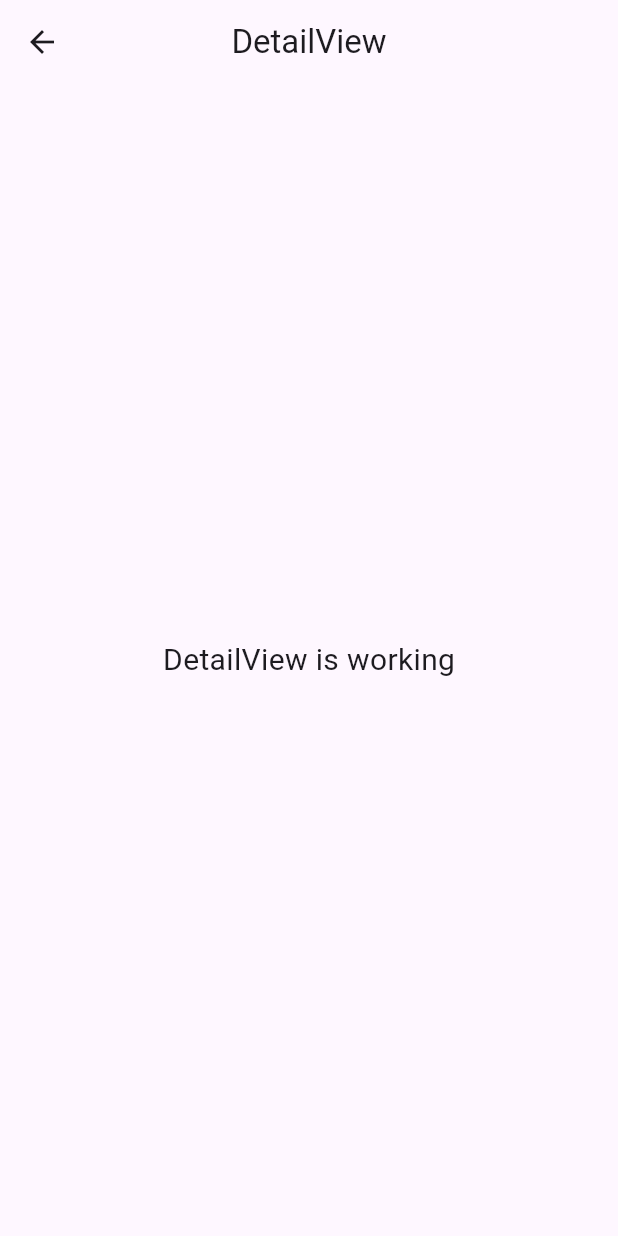
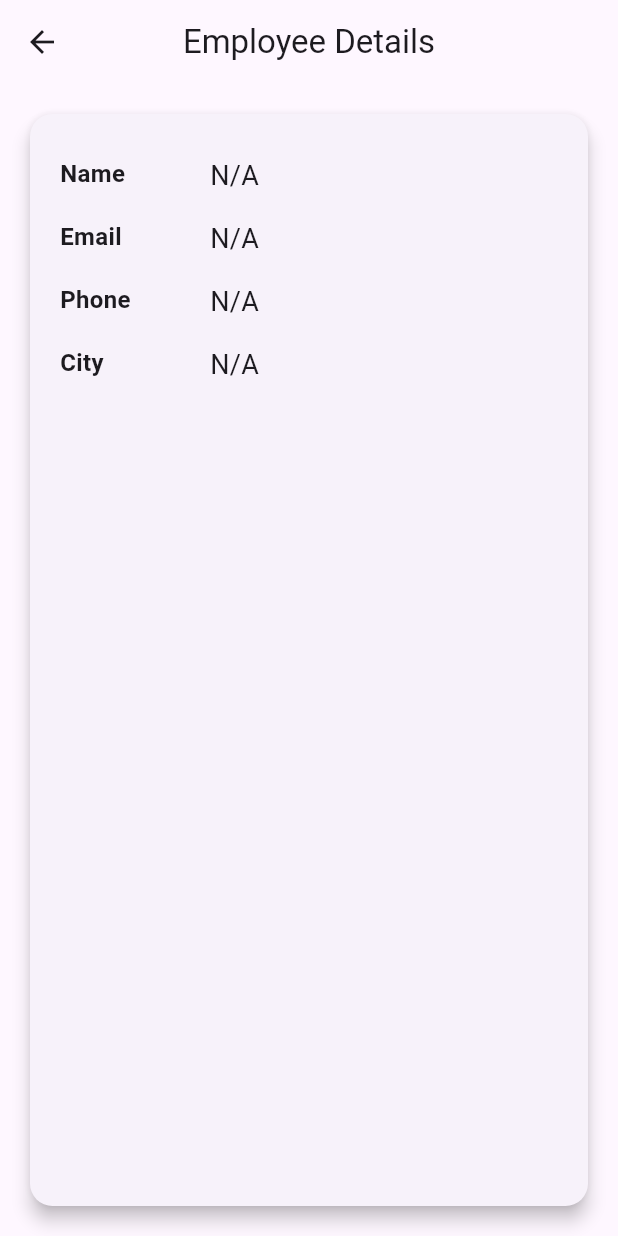
Before and after one commit to jishnulal-crypto/toobler_machine_test, a Flutter app: the DetailView screen opened by its route, on a phone screen of 412 x 824 dp. Run offline on Flutter 3.47's test engine with Material 3 defaults, Android fonts, the phone set to English and light mode, and no system bars; our stand-ins replace flutter_screenutil, get; network calls fail.

Commit message:
detail_page added

```diff
--- a/project/lib/app/modules/detail/controllers/detail_controller.dart
+++ b/project/lib/app/modules/detail/controllers/detail_controller.dart
@@ -1,11 +1,24 @@
+import 'dart:convert';
+
 import 'package:get/get.dart';
+import 'package:project/app/models/employee_model.dart';
+import 'package:project/app/modules/home/controllers/home_controller.dart';
+
+import 'package:get/get.dart';
+import 'package:project/app/models/employee_model.dart';
+
+import 'dart:convert';
+
+import 'package:get/get.dart';
+import 'package:project/app/models/employee_model.dart';
 
 class DetailController extends GetxController {
-  //TODO: Implement DetailController
+  final count = 0.obs;
+  var employee = Employee().obs;
 
-  final count = 0.obs;
   @override
   void onInit() {
+    setEmployeeData();
     super.onInit();
   }
 
@@ -20,4 +33,16 @@ class DetailController extends GetxController {
   }
 
   void increment() => count.value++;
+
+  // Method to set the employee data from the arguments
+  void setEmployeeData() {
+    try {
+      dynamic arguments = Get.arguments!;
+      if (arguments != null) {
+        employee.value = Employee.fromJson(arguments);
+      }
+    } catch (e) {
+      print('Error decoding JSON: $e');
+    }
+  }
 }
--- a/project/lib/app/modules/detail/views/detail_view.dart
+++ b/project/lib/app/modules/detail/views/detail_view.dart
@@ -1,24 +1,70 @@
 import 'package:flutter/material.dart';
-
 import 'package:get/get.dart';
 
 import '../controllers/detail_controller.dart';
 
-class DetailView extends GetView<DetailController> {
-  const DetailView({Key? key}) : super(key: key);
+class DetailView extends StatelessWidget {
+  DetailView({Key? key}) : super(key: key);
+  final DetailController detailController = Get.put(DetailController());
   @override
   Widget build(BuildContext context) {
+    // Initialize the DetailController
+
     return Scaffold(
       appBar: AppBar(
-        title: const Text('DetailView'),
+        title: const Text('Employee Details'),
         centerTitle: true,
       ),
-      body: const Center(
-        child: Text(
-          'DetailView is working',
-          style: TextStyle(fontSize: 20),
+      body: Padding(
+        padding: const EdgeInsets.all(16.0),
+        child: Card(
+          elevation: 5,
+          shape: RoundedRectangleBorder(
+            borderRadius: BorderRadius.circular(15.0),
+          ),
+          child: Padding(
+            padding: const EdgeInsets.all(20.0),
+            child: Column(
+              crossAxisAlignment: CrossAxisAlignment.start,
+              children: [
+                _buildDetailRow('Name', detailController.employee.value.name),
+                _buildDetailRow('Email', detailController.employee.value.email),
+                _buildDetailRow('Phone', detailController.employee.value.phone),
+                _buildDetailRow(
+                    'City', detailController.employee.value.address?.city),
+                // Add other details as needed
+              ],
+            ),
+          ),
         ),
       ),
     );
   }
+
+  Widget _buildDetailRow(String label, String? value) {
+    return Padding(
+      padding: const EdgeInsets.symmetric(vertical: 8),
+      child: Row(
+        crossAxisAlignment: CrossAxisAlignment.start,
+        children: [
+          SizedBox(
+            width: 100,
+            child: Text(
+              label,
+              style: TextStyle(
+                fontSize: 16,
+                fontWeight: FontWeight.bold,
+              ),
+            ),
+          ),
+          Expanded(
+            child: Text(
+              value ?? 'N/A',
+              style: TextStyle(fontSize: 18),
+            ),
+          ),
+        ],
+      ),
+    );
+  }
 }
--- a/project/lib/app/modules/home/controllers/home_controller.dart
+++ b/project/lib/app/modules/home/controllers/home_controller.dart
@@ -3,6 +3,8 @@ import 'package:flutter/widgets.dart';
 import 'package:get/get.dart';
 import 'package:get/get.dart';
 import 'package:http/http.dart' as http;
+import 'package:project/app/modules/detail/controllers/detail_controller.dart';
+import 'package:project/app/modules/detail/views/detail_view.dart';
 import 'dart:convert';
 
 import '../../../models/employee_model.dart';
@@ -12,6 +14,7 @@ class HomeController extends GetxController {
   var filteredEmployees = <Employee>[].obs;
   var cities = <String>['All'].obs;
   var selectedCity = 'All'.obs;
+  RxInt selectedCityIndex = RxInt(-1);
   Rx<Color> color = Rx<Color>(Colors.blue);
 
   @override
@@ -46,24 +49,31 @@ class HomeController extends GetxController {
   }
 
   void setAllTodefault() {
+    selectedCityIndex.value = -1; // Reset the selected city index
     selectedCity.value = 'All';
   }
 
-  void filterByCity(String city) {
-    print("controller came here right");
+  void filterByCity(String city, int index) {
     selectedCity.value = city;
+    selectedCityIndex.value = index; // Update the selected city index
     if (city == 'All') {
       filteredEmployees.assignAll(employees);
     } else {
       filteredEmployees
           .assignAll(employees.where((e) => e.address!.city == city).toList());
-      changeSelectedColor(city);
     }
   }
 
   void changeSelectedColor(String city) {
+    print("happened $city");
     if (selectedCity.value == city) {
       color.value = Colors.blue;
+    } else {
+      color.value = Colors.white;
     }
   }
+
+  void goToDetailView(Employee employee) {
+    Get.to(() => DetailView(), arguments: employee.toJson());
+  }
 }
--- a/project/lib/app/routes/app_pages.dart
+++ b/project/lib/app/routes/app_pages.dart
@@ -20,7 +20,7 @@ class AppPages {
     ),
     GetPage(
       name: _Paths.DETAIL,
-      page: () => const DetailView(),
+      page: () => DetailView(),
       binding: DetailBinding(),
     ),
   ];
```
Also changed, not shown: project/lib/app/modules/home/views/home_view.dart (+14 -7 lines).
